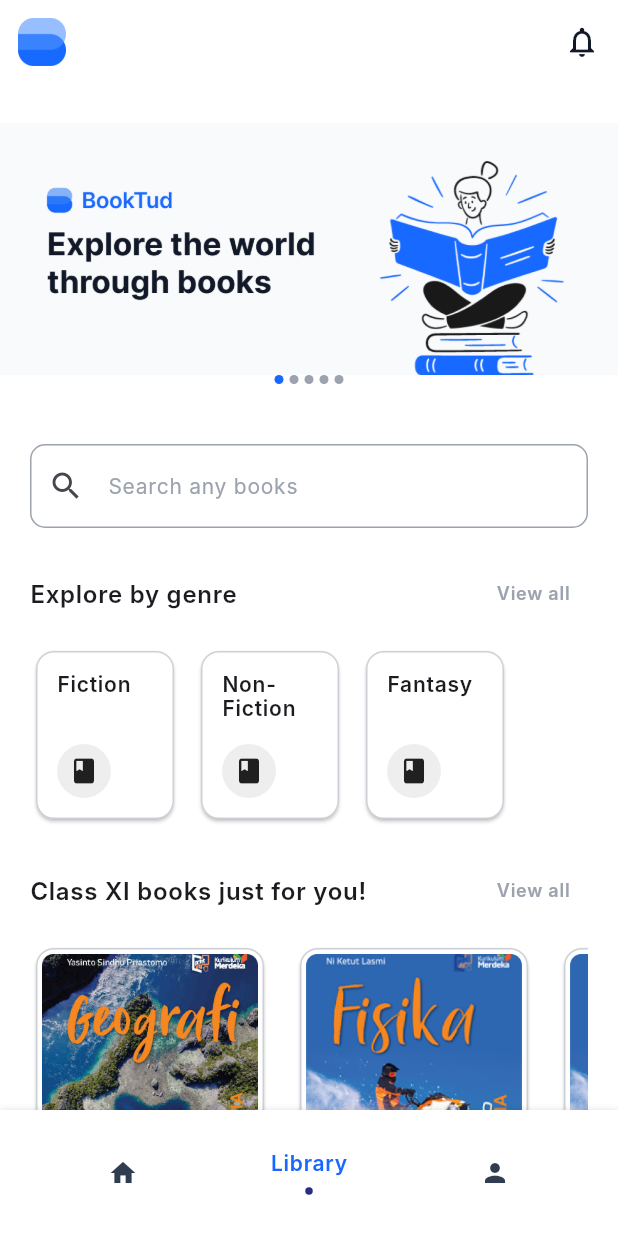
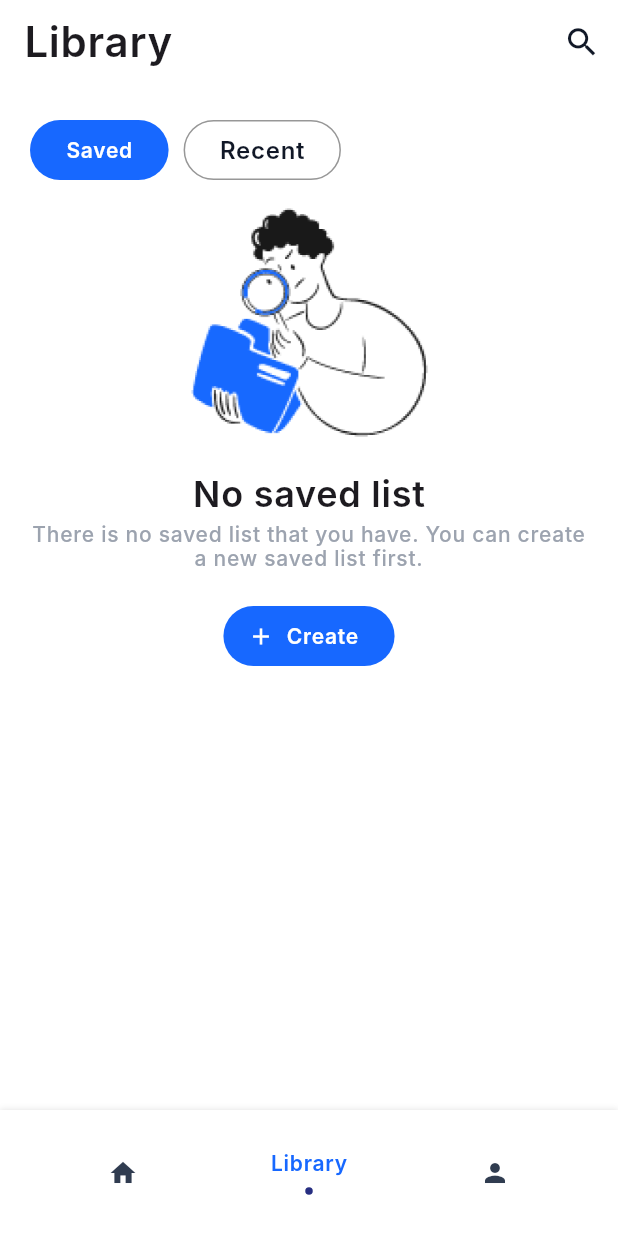
Before and after one commit to ctangerine/eBook-Searching, a Flutter app: the HomeScreen screen opened directly, item 2 of the bottom bar chosen, on a phone screen of 412 x 824 dp. Run offline on Flutter 3.47's test engine with Material 3 defaults, Android fonts, the phone set to English and light mode, and no system bars; drawn by our look-alikes of flashy_tab_bar2, flutter_image_slideshow; our stand-ins replace carousel_slider, dartz, dio, equatable, flutter_bloc, get_it and 2 more; accounts and stored records are empty; Roboto replaces fonts that are missing (Inter).

Commit message:
add: library screen & create new list screen

```diff
--- a/ebook_searching/lib/presentation/assets_link.dart
+++ b/ebook_searching/lib/presentation/assets_link.dart
@@ -7,3 +7,4 @@ const String bookCover3 = 'assets/images/book_cover_3.png';
 const String avatar = 'assets/images/avatar1.png';
 const String signupSuccess = 'assets/images/signup_success.png';
 const String naturalCover = 'assets/images/natural.png';
+const String searchImage = 'assets/images/search_image.png';
--- a/ebook_searching/lib/presentation/screens/home_screen.dart
+++ b/ebook_searching/lib/presentation/screens/home_screen.dart
@@ -2,6 +2,7 @@ import 'package:ebook_searching/presentation/assets_link.dart';
 import 'package:ebook_searching/presentation/common_widgets/book_card.dart';
 import 'package:ebook_searching/presentation/common_widgets/book_genre_card.dart';
 import 'package:ebook_searching/presentation/reuse_component/booktud_icon.dart';
+import 'package:ebook_searching/presentation/screens/library_screen.dart';
 import 'package:ebook_searching/presentation/themes/themes.dart';
 import 'package:flashy_tab_bar2/flashy_tab_bar2.dart';
 import 'package:flutter_image_slideshow/flutter_image_slideshow.dart';
@@ -21,7 +22,19 @@ class _HomeScreenState extends State<HomeScreen> {
   Widget build(BuildContext context) {
     return SafeArea(
       child: Scaffold(
-        appBar: AppBar(
+        appBar: _selectedIndex == 0 ? homepageAppBar() : null,
+        body: <Widget>[
+          homePageScreen(),
+          LibraryScreen(),
+          // ProfileScreen(),
+        ][_selectedIndex],
+        bottomNavigationBar: _buildBottomNavigationbar(),
+      ),
+    );
+  }
+
+  AppBar homepageAppBar() {
+    return AppBar(
         leading: const BookTudIcon(),
         actions: [
           IconButton(
@@ -30,8 +43,11 @@ class _HomeScreenState extends State<HomeScreen> {
             },
           ),
         ],
-        ),
-        body: SingleChildScrollView(
+      );
+  }
+
+  SingleChildScrollView homePageScreen() {
+    return SingleChildScrollView(
         child: Padding(
           padding: const EdgeInsets.fromLTRB(0, 10, 0, 10),
           child: Center(
@@ -45,9 +61,6 @@ class _HomeScreenState extends State<HomeScreen> {
               ],
             ),
           ),
-          ),
-        ),
-        bottomNavigationBar: _buildBottomNavigationbar(),
         ),
       );
   }
--- a/ebook_searching/lib/presentation/screens/library_screen.dart
+++ b/ebook_searching/lib/presentation/screens/library_screen.dart
@@ -0,0 +1,83 @@
+import 'package:ebook_searching/presentation/assets_link.dart';
+import 'package:ebook_searching/presentation/screens/create_new_library_screen.dart';
+import 'package:ebook_searching/presentation/themes/themes.dart';
+import 'package:flutter/material.dart';
+
+class LibraryScreen extends StatelessWidget {
+
+  @override
+  Widget build (BuildContext context) {
+    return Scaffold(
+      appBar: AppBar(
+        automaticallyImplyLeading: false,
+        title: const Text('Library', style: AppTextStyles.heading2Semibold),
+        actions: [
+          IconButton(
+            onPressed: () {},
+            icon: const Icon(Icons.search, size: 25,),
+          )
+        ],
+      ),
+      body: SingleChildScrollView(
+        child: Container(
+          height: MediaQuery.of(context).size.height/2,
+          padding: const EdgeInsets.all(20),
+          child: Column(
+            mainAxisAlignment: MainAxisAlignment.spaceBetween,
+            crossAxisAlignment: CrossAxisAlignment.start,
+            children: [
+              _buildTabBar(),
+              _buildEmptyList(context),
+            ],
+          ),
+        ),
+      )
+    );
+  }
+
+  Widget _buildTabBar() {
+    return Row(
+      mainAxisAlignment: MainAxisAlignment.start,
+      children: [
+        FilledButton(
+          onPressed: () => {},
+          child: const Text('Saved')
+        ),
+        const SizedBox(width: 10),
+        OutlinedButton(
+          onPressed: ()=>{},
+          child: const Text('Recent', style: AppTextStyles.title1Semibold,)
+        )
+      ],
+    );
+  }
+
+  Widget _buildEmptyList(BuildContext context) {
+    return Column(
+      mainAxisAlignment: MainAxisAlignment.start,
+      crossAxisAlignment: CrossAxisAlignment.center,
+      mainAxisSize: MainAxisSize.min,
+      children: [
+        Image.asset(searchImage, width: 160, height: 160),
+        const SizedBox(height: 20),
+        const Text('No saved list', style: AppTextStyles.heading3Semibold),
+        const SizedBox(height: 5,),
+        Text('There is no saved list that you have. You can create a new saved list first.',
+          style: AppTextStyles.body2Medium.copyWith(color: AppColors.textSecondary),
+          textAlign: TextAlign.center,
+        ),
+        const SizedBox(height: 20),
+        FilledButton.icon(
+          onPressed: () {
+            Navigator.push(
+              context,
+              MaterialPageRoute(builder: (context) => const CreateNewLibraryScreen())
+            );
+          },
+          icon: const Icon(Icons.add),
+          label: const Text('Create')
+        ),
+      ],
+    );
+  }
+}
--- a/ebook_searching/lib/presentation/screens/setup_account_screen.dart
+++ b/ebook_searching/lib/presentation/screens/setup_account_screen.dart
@@ -31,7 +31,8 @@ class SetupAccountScreen extends StatelessWidget {
           title: _buildAppname(),
           centerTitle: true,
         ),
-        body: Padding(
+        body: SingleChildScrollView(
+          child: Padding(
             padding: const EdgeInsets.all(12),
             child: Column(
               mainAxisAlignment: MainAxisAlignment.spaceBetween,
@@ -44,6 +45,7 @@ class SetupAccountScreen extends StatelessWidget {
                 // BlocConsumer to test
                 _buildBlocConsumer()
               ],
+            ),
           ),
         ),
       ),
--- a/ebook_searching/lib/presentation/screens/signin_screen.dart
+++ b/ebook_searching/lib/presentation/screens/signin_screen.dart
@@ -19,7 +19,8 @@ class SigninScreen extends StatelessWidget {
     final authBloc = context.read<AuthenBloc>();
     return SafeArea(
       child: Scaffold(
-        body: Padding(
+        body: SingleChildScrollView(
+          child: Padding(
             padding: const EdgeInsets.all(12),
             child: Column(
               mainAxisAlignment: MainAxisAlignment.spaceBetween,
@@ -30,6 +31,7 @@ class SigninScreen extends StatelessWidget {
                 _buildLoginForm(context, authBloc),
                 _buildTermPart()
               ],
+            ),
           ),
         ),
       ),
--- a/ebook_searching/lib/presentation/screens/signup_successful_screen.dart
+++ b/ebook_searching/lib/presentation/screens/signup_successful_screen.dart
@@ -8,7 +8,8 @@ class SignupSuccessfulScreen extends StatelessWidget {
 
   @override
   Widget build(BuildContext context) {
-    return Container(
+    return SingleChildScrollView(
+      child: Container(
         color: AppColors.maintheme,
         padding: const EdgeInsets.all(20),
         child: Column(
@@ -19,6 +20,7 @@ class SignupSuccessfulScreen extends StatelessWidget {
             _buildDescription(),
             _buildContinueButton(context),
           ],
+        ),
       ),
     );
   }
```
Also changed, not shown: ebook_searching/lib/presentation/screens/create_new_library_screen.dart (added, +32 -0 lines), ebook_searching/lib/presentation/screens/current_coding_screens.dart (+13 -0 lines), ebook_searching/assets/images/search_image.png (added). Lines whose indentation alone changed are shown as unchanged.
